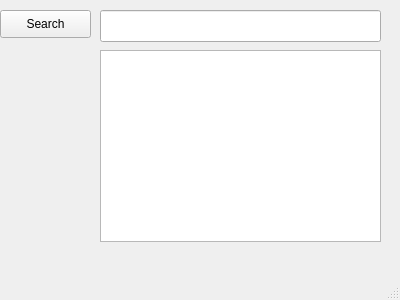
First picture: the form in Dictionary/mainwindow.ui, repository charles-carlson/SD-Dictionary, before the edit.
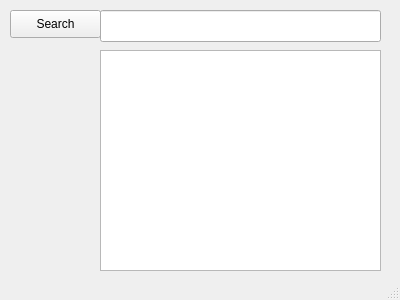
Second picture: the form after the edit.

```diff
--- a/Dictionary/mainwindow.ui
+++ b/Dictionary/mainwindow.ui
@@ -17,7 +17,7 @@
    <widget class="QPushButton" name="pushButton">
     <property name="geometry">
      <rect>
-      <x>0</x>
+      <x>10</x>
       <y>10</y>
       <width>91</width>
       <height>28</height>
@@ -27,16 +27,6 @@
      <string>Search</string>
     </property>
    </widget>
-   <widget class="QTextBrowser" name="textBrowser">
-    <property name="geometry">
-     <rect>
-      <x>100</x>
-      <y>50</y>
-      <width>281</width>
-      <height>192</height>
-     </rect>
-    </property>
-   </widget>
    <widget class="QLineEdit" name="lineEdit">
     <property name="geometry">
      <rect>
@@ -47,6 +37,16 @@
      </rect>
     </property>
    </widget>
+   <widget class="QTextEdit" name="textEdit">
+    <property name="geometry">
+     <rect>
+      <x>100</x>
+      <y>50</y>
+      <width>281</width>
+      <height>221</height>
+     </rect>
+    </property>
+   </widget>
   </widget>
   <widget class="QStatusBar" name="statusBar"/>
  </widget>
```
